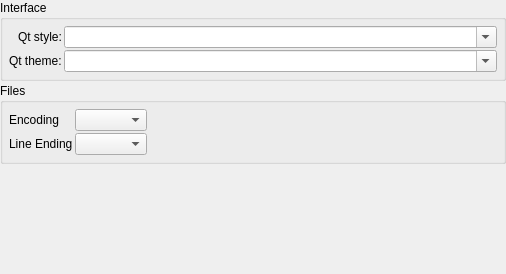
Above: resources/ui/configure/general.ui from prymatex/prymatex before the change. Below: the same form after it.
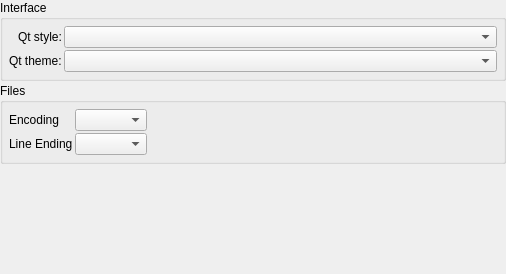
That is the form after the change.

What changed in the file:
```diff
--- a/resources/ui/configure/general.ui
+++ b/resources/ui/configure/general.ui
@@ -39,11 +39,7 @@
        <number>6</number>
       </property>
       <item row="1" column="1">
-       <widget class="QComboBox" name="comboBoxQtStyle">
-        <property name="editable">
-         <bool>true</bool>
-        </property>
-       </widget>
+       <widget class="QComboBox" name="comboBoxQtStyle"/>
       </item>
       <item row="1" column="0">
        <widget class="QLabel" name="label_2">
@@ -60,11 +56,7 @@
        </widget>
       </item>
       <item row="2" column="1">
-       <widget class="QComboBox" name="comboBoxQtTheme">
-        <property name="editable">
-         <bool>true</bool>
-        </property>
-       </widget>
+       <widget class="QComboBox" name="comboBoxQtTheme"/>
       </item>
      </layout>
     </widget>
```
